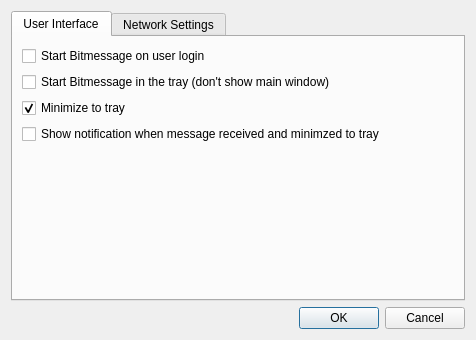
Above: settings.ui from Bitmessage/PyBitmessage before the change. Below: the same form after it.
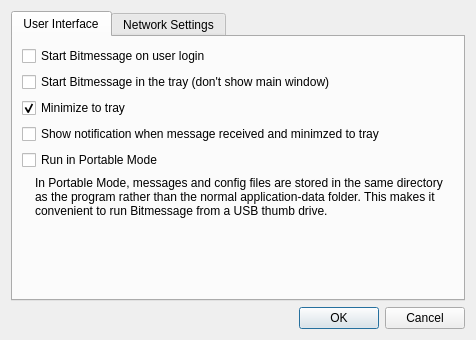
That is the form after the change.

Commit message: added Portable Mode feature

```diff
--- a/settings.ui
+++ b/settings.ui
@@ -37,24 +37,21 @@
        <string>User Interface</string>
       </attribute>
       <layout class="QFormLayout" name="formLayout">
-       <property name="fieldGrowthPolicy">
-        <enum>QFormLayout::AllNonFixedFieldsGrow</enum>
-       </property>
-       <item row="0" column="0">
+       <item row="0" column="0" colspan="2">
         <widget class="QCheckBox" name="checkBoxStartOnLogon">
          <property name="text">
           <string>Start Bitmessage on user login</string>
          </property>
         </widget>
        </item>
-       <item row="1" column="0">
+       <item row="1" column="0" colspan="2">
         <widget class="QCheckBox" name="checkBoxStartInTray">
          <property name="text">
           <string>Start Bitmessage in the tray (don't show main window)</string>
          </property>
         </widget>
        </item>
-       <item row="2" column="0">
+       <item row="2" column="0" colspan="2">
         <widget class="QCheckBox" name="checkBoxMinimizeToTray">
          <property name="text">
           <string>Minimize to tray</string>
@@ -71,7 +68,34 @@
          </property>
         </widget>
        </item>
-       <item row="4" column="0">
+       <item row="4" column="0" colspan="2">
+        <widget class="QCheckBox" name="checkBoxPortableMode">
+         <property name="text">
+          <string>Run in Portable Mode</string>
+         </property>
+        </widget>
+       </item>
+       <item row="5" column="0">
+        <widget class="QLabel" name="labelSettingsNote">
+         <property name="text">
+          <string/>
+         </property>
+         <property name="wordWrap">
+          <bool>true</bool>
+         </property>
+        </widget>
+       </item>
+       <item row="5" column="1">
+        <widget class="QLabel" name="label_7">
+         <property name="text">
+          <string>In Portable Mode, messages and config files are stored in the same directory as the program rather than the normal application-data folder. This makes it convenient to run Bitmessage from a USB thumb drive.</string>
+         </property>
+         <property name="wordWrap">
+          <bool>true</bool>
+         </property>
+        </widget>
+       </item>
+       <item row="6" column="0" colspan="2">
         <spacer name="verticalSpacer_2">
          <property name="orientation">
           <enum>Qt::Vertical</enum>
@@ -84,16 +108,6 @@
          </property>
         </spacer>
        </item>
-       <item row="5" column="0" colspan="2">
-        <widget class="QLabel" name="labelSettingsNote">
-         <property name="text">
-          <string/>
-         </property>
-         <property name="wordWrap">
-          <bool>true</bool>
-         </property>
-        </widget>
-       </item>
       </layout>
      </widget>
      <widget class="QWidget" name="tabNetworkSettings">
```
The commit also changes 2 other files.
